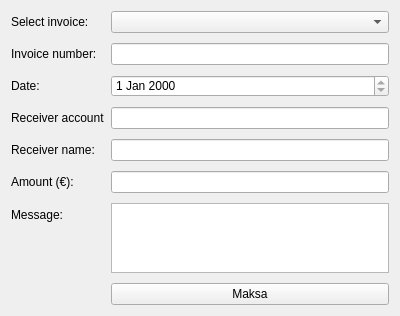
The window that Ohjelman käyttöliittymät/Gui/invoiceview.ui (JIkaheimo/ohjelmistokehityksen-sovellusprojekti-2k19) describes before a commit, drawn with Qt 5.
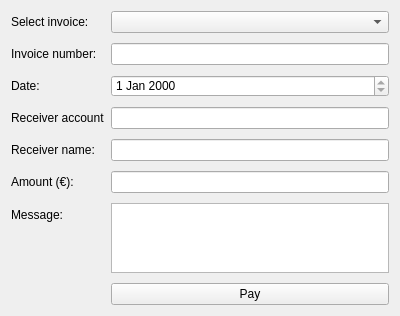
The same window after the commit.

The edit to the form file:
```diff
--- a/Ohjelman käyttöliittymät/Gui/invoiceview.ui
+++ b/Ohjelman käyttöliittymät/Gui/invoiceview.ui
@@ -127,7 +127,7 @@
      <item row="7" column="1">
       <widget class="QPushButton" name="btnAction">
        <property name="text">
-        <string>Maksa</string>
+        <string>Pay</string>
        </property>
       </widget>
      </item>
```
